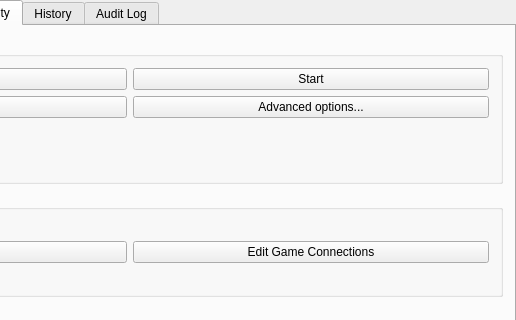
Qt form randovania/gui/ui_files/multiplayer_session.ui (randovania/randovania) before a commit; both pictures show x 257 to 773 and y 0 to 320 of the 773 by 458 pixel window.
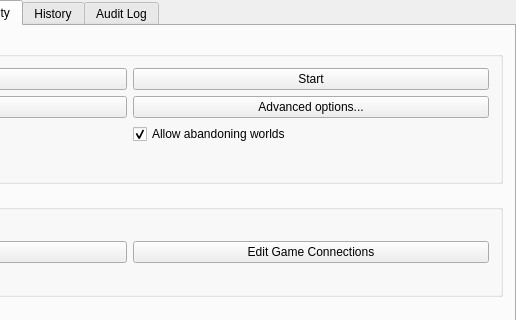
The same form after that commit. The open tabs and pages were chosen to show the change.

Commit message: Add setting for "Allow abandoning worlds"

Patch:
```diff
--- a/randovania/gui/ui_files/multiplayer_session.ui
+++ b/randovania/gui/ui_files/multiplayer_session.ui
@@ -229,6 +229,16 @@
              </property>
             </widget>
            </item>
+           <item row="2" column="1">
+            <widget class="QCheckBox" name="allow_abandon_worlds_check">
+             <property name="text">
+              <string>Allow abandoning worlds</string>
+             </property>
+             <property name="checked">
+              <bool>true</bool>
+             </property>
+            </widget>
+           </item>
           </layout>
          </widget>
         </item>
```
Left out of the diff: 2 changed lines with no effect on the pictures. The commit also changes 9 other files.
